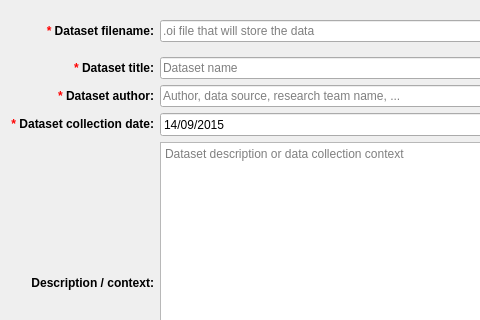
Before: the Qt Designer form python/resources/ui/ImportDialog.ui in introlab/OpenIMU, drawn with Qt 5; both pictures show x 0 to 480 and y 0 to 320 of the 906 by 481 pixel window.
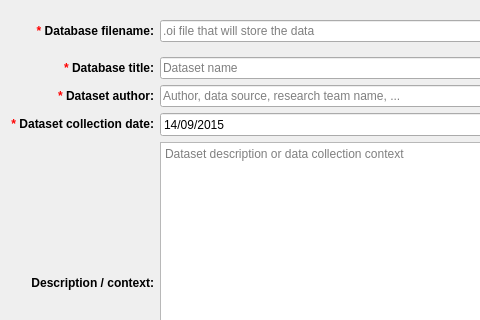
After: the same form once the commit is applied. Icons and pictures are not drawn.

```diff
--- a/python/resources/ui/ImportDialog.ui
+++ b/python/resources/ui/ImportDialog.ui
@@ -34,7 +34,7 @@
         </font>
        </property>
        <property name="text">
-        <string>&lt;font color=&quot;red&quot;&gt;*&lt;/font&gt; Dataset title:</string>
+        <string>&lt;font color=&quot;red&quot;&gt;*&lt;/font&gt; Database title:</string>
        </property>
        <property name="alignment">
         <set>Qt::AlignRight|Qt::AlignTrailing|Qt::AlignVCenter</set>
@@ -132,7 +132,7 @@
         </font>
        </property>
        <property name="text">
-        <string>&lt;font color=&quot;red&quot;&gt;*&lt;/font&gt; Dataset filename:</string>
+        <string>&lt;font color=&quot;red&quot;&gt;*&lt;/font&gt; Database filename:</string>
        </property>
        <property name="alignment">
         <set>Qt::AlignRight|Qt::AlignTrailing|Qt::AlignVCenter</set>
```
